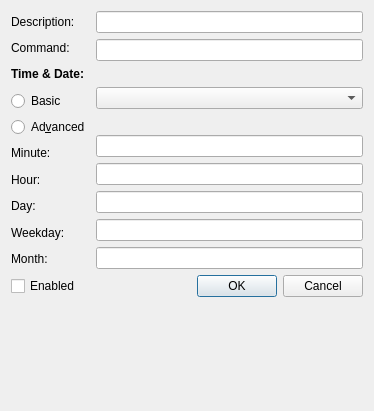
Above: src/taskdialog.ui from loimu/zeit before the change. Below: the same form after it.
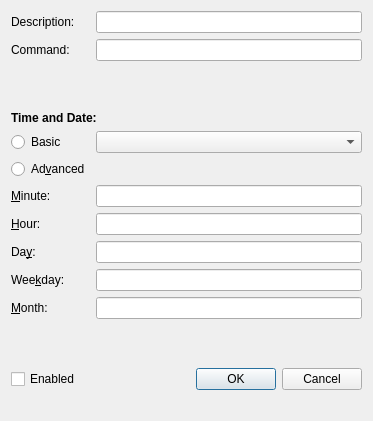
That is the form after the change.

Commit message: zeit: in TaskDialog remove size constraints, rework the layout

```diff
--- a/src/taskdialog.ui
+++ b/src/taskdialog.ui
@@ -6,158 +6,167 @@
    <rect>
     <x>0</x>
     <y>0</y>
-    <width>374</width>
-    <height>411</height>
+    <width>373</width>
+    <height>421</height>
    </rect>
   </property>
   <property name="windowTitle">
    <string>Dialog</string>
   </property>
-  <layout class="QVBoxLayout" name="verticalLayout">
-   <item>
-    <layout class="QHBoxLayout" name="horizontalLayout">
-     <item>
-      <layout class="QVBoxLayout" name="verticalLayout_1">
-       <item>
-        <widget class="QLabel" name="label">
-         <property name="text">
-          <string>Description:</string>
+  <layout class="QGridLayout" name="gridLayout">
+   <item row="4" column="1">
+    <widget class="QComboBox" name="comboBox"/>
+   </item>
+   <item row="0" column="1">
+    <widget class="QLineEdit" name="commentEdit">
+     <property name="minimumSize">
+      <size>
+       <width>250</width>
+       <height>0</height>
+      </size>
+     </property>
+     <property name="clearButtonEnabled">
+      <bool>true</bool>
          </property>
         </widget>
        </item>
-       <item>
+   <item row="13" column="0">
+    <spacer name="verticalSpacer">
+     <property name="orientation">
+      <enum>Qt::Vertical</enum>
+     </property>
+     <property name="sizeHint" stdset="0">
+      <size>
+       <width>20</width>
+       <height>40</height>
+      </size>
+     </property>
+    </spacer>
+   </item>
+   <item row="1" column="0">
         <widget class="QLabel" name="label_2">
          <property name="text">
           <string>Command:</string>
          </property>
-        </widget>
-       </item>
-       <item>
-        <widget class="QLabel" name="label_3">
+     <property name="buddy">
+      <cstring>commandEdit</cstring>
+     </property>
+    </widget>
+   </item>
+   <item row="7" column="0">
+    <widget class="QLabel" name="label_5">
          <property name="text">
-          <string>&lt;html&gt;&lt;head/&gt;&lt;body&gt;&lt;p&gt;&lt;b&gt;Time &amp;amp; Date:&lt;/b&gt;&lt;/p&gt;&lt;/body&gt;&lt;/html&gt;</string>
+      <string>&amp;Hour:</string>
+     </property>
+     <property name="buddy">
+      <cstring>editHour</cstring>
          </property>
         </widget>
        </item>
-       <item>
+   <item row="4" column="0">
         <widget class="QRadioButton" name="radioBasic">
          <property name="text">
           <string>Basic</string>
          </property>
         </widget>
        </item>
-       <item>
-        <widget class="QRadioButton" name="radioAdvanced">
+   <item row="14" column="0">
+    <widget class="QCheckBox" name="enabledCheckBox">
          <property name="text">
-          <string>Ad&amp;vanced</string>
+      <string>Enabled</string>
          </property>
         </widget>
        </item>
-       <item>
-        <widget class="QLabel" name="label_4">
-         <property name="text">
-          <string>Minute:</string>
-         </property>
-        </widget>
-       </item>
-       <item>
-        <widget class="QLabel" name="label_5">
-         <property name="text">
-          <string>Hour:</string>
-         </property>
-        </widget>
-       </item>
-       <item>
-        <widget class="QLabel" name="label_6">
-         <property name="text">
-          <string>Day:</string>
-         </property>
-        </widget>
-       </item>
-       <item>
-        <widget class="QLabel" name="label_7">
-         <property name="text">
-          <string>Weekday:</string>
-         </property>
-        </widget>
-       </item>
-       <item>
+   <item row="7" column="1">
+    <widget class="QLineEdit" name="editHour"/>
+   </item>
+   <item row="10" column="0">
         <widget class="QLabel" name="label_8">
          <property name="text">
-          <string>Month:</string>
-         </property>
-        </widget>
-       </item>
-      </layout>
-     </item>
-     <item>
-      <layout class="QVBoxLayout" name="verticalLayout_2">
-       <item>
-        <widget class="QLineEdit" name="commentEdit">
-         <property name="minimumSize">
-          <size>
-           <width>250</width>
-           <height>0</height>
-          </size>
-         </property>
-         <property name="clearButtonEnabled">
-          <bool>true</bool>
-         </property>
-        </widget>
-       </item>
-       <item>
-        <widget class="QLineEdit" name="commandEdit">
-         <property name="clearButtonEnabled">
-          <bool>true</bool>
-         </property>
-        </widget>
-       </item>
-       <item>
-        <widget class="QLabel" name="label_">
+      <string>&amp;Month:</string>
+     </property>
+     <property name="buddy">
+      <cstring>editMonth</cstring>
+     </property>
+    </widget>
+   </item>
+   <item row="3" column="0" colspan="2">
+    <widget class="QLabel" name="label_3">
          <property name="text">
-          <string/>
-         </property>
-        </widget>
-       </item>
-       <item>
-        <widget class="QComboBox" name="comboBox"/>
-       </item>
-       <item>
-        <widget class="QLabel" name="label__">
-         <property name="text">
-          <string/>
+      <string>&lt;span style=&quot; font-weight:600;&quot;&gt;Time and Date:&lt;/span&gt;</string>
+     </property>
+     <property name="buddy">
+      <cstring>comboBox</cstring>
          </property>
         </widget>
        </item>
-       <item>
+   <item row="6" column="1">
         <widget class="QLineEdit" name="editMinute"/>
        </item>
-       <item>
-        <widget class="QLineEdit" name="editHour"/>
-       </item>
-       <item>
+   <item row="8" column="0">
+    <widget class="QLabel" name="label_6">
+     <property name="text">
+      <string>Da&amp;y:</string>
+     </property>
+     <property name="buddy">
+      <cstring>editDay</cstring>
+     </property>
+    </widget>
+   </item>
+   <item row="10" column="1">
+    <widget class="QLineEdit" name="editMonth"/>
+   </item>
+   <item row="1" column="1">
+    <widget class="QLineEdit" name="commandEdit">
+     <property name="clearButtonEnabled">
+      <bool>true</bool>
+     </property>
+    </widget>
+   </item>
+   <item row="0" column="0">
+    <widget class="QLabel" name="label">
+     <property name="text">
+      <string>Description:</string>
+     </property>
+     <property name="buddy">
+      <cstring>commentEdit</cstring>
+     </property>
+    </widget>
+   </item>
+   <item row="8" column="1">
         <widget class="QLineEdit" name="editDay"/>
        </item>
-       <item>
+   <item row="9" column="1">
         <widget class="QLineEdit" name="editWeekday"/>
        </item>
-       <item>
-        <widget class="QLineEdit" name="editMonth"/>
-       </item>
-      </layout>
-     </item>
-    </layout>
-   </item>
-   <item>
-    <layout class="QHBoxLayout" name="horizontalLayout_2">
-     <item>
-      <widget class="QCheckBox" name="enabledCheckBox">
+   <item row="9" column="0">
+    <widget class="QLabel" name="label_7">
+     <property name="text">
+      <string>Wee&amp;kday:</string>
+     </property>
+     <property name="buddy">
+      <cstring>editWeekday</cstring>
+     </property>
+    </widget>
+   </item>
+   <item row="6" column="0">
+    <widget class="QLabel" name="label_4">
+     <property name="text">
+      <string>&amp;Minute:</string>
+     </property>
+     <property name="buddy">
+      <cstring>editMinute</cstring>
+     </property>
+    </widget>
+   </item>
+   <item row="5" column="0">
+    <widget class="QRadioButton" name="radioAdvanced">
        <property name="text">
-        <string>Enabled</string>
+      <string>Ad&amp;vanced</string>
        </property>
       </widget>
      </item>
-     <item>
+   <item row="14" column="1">
       <widget class="QDialogButtonBox" name="buttonBox">
        <property name="orientation">
         <enum>Qt::Horizontal</enum>
@@ -167,9 +176,20 @@
        </property>
       </widget>
      </item>
-    </layout>
+   <item row="2" column="0">
+    <spacer name="verticalSpacer_2">
+     <property name="orientation">
+      <enum>Qt::Vertical</enum>
+     </property>
+     <property name="sizeHint" stdset="0">
+      <size>
+       <width>20</width>
+       <height>40</height>
+      </size>
+     </property>
+    </spacer>
    </item>
-   <item>
+   <item row="15" column="0" colspan="2">
     <widget class="QLabel" name="errorLabel">
      <property name="text">
       <string/>
```
Lines whose indentation alone changed are shown as unchanged. The commit also changes 1 other file.
